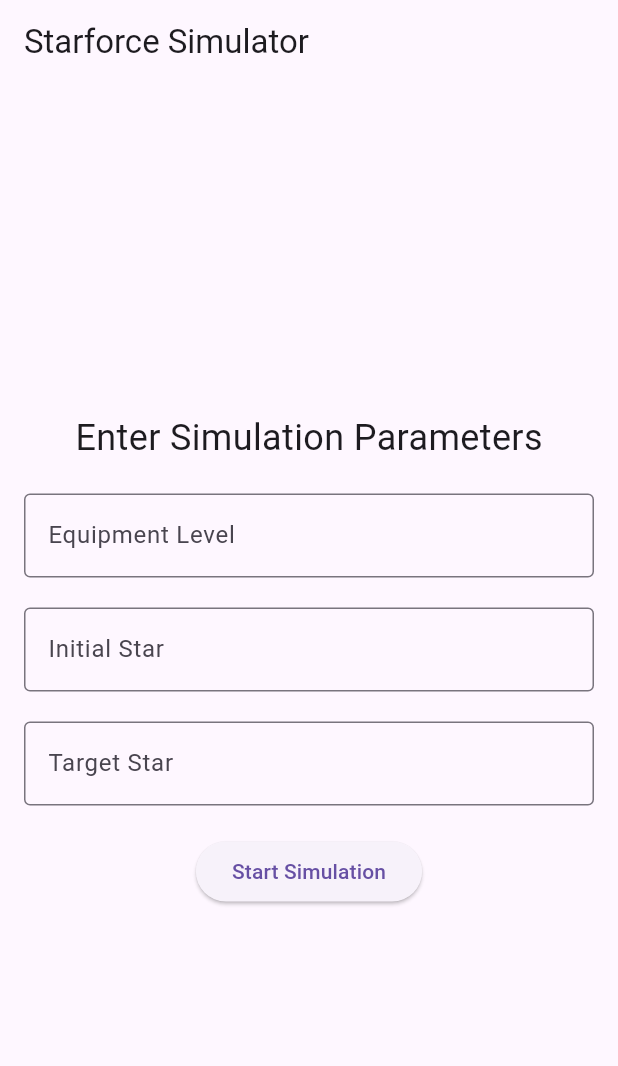
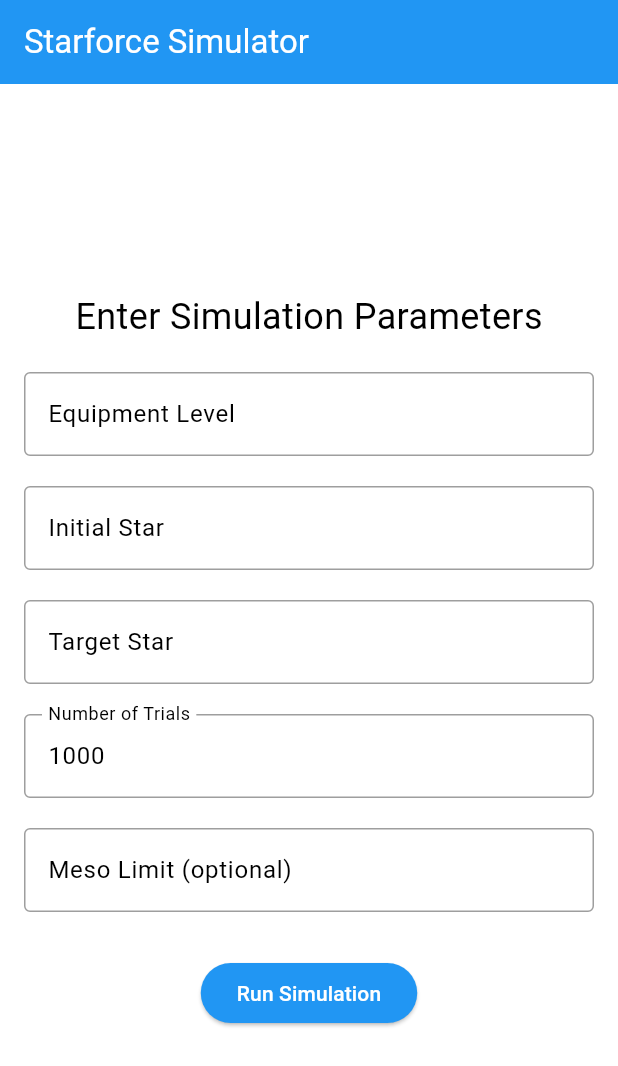
Before and after one commit to veltalldev/starforce_simulator, a Flutter app: the screen it shows after launch, on a phone screen of 412 x 824 dp. Shown: the top 1066 px of the screen. Run offline on Flutter 3.47's test engine with Material 3 defaults, Android fonts, the light colour scheme and no system bars; our stand-ins replace csv, flutter_riverpod.

Commit message:
add home_screen and report_screen // play around with ThemeData settings

```diff
--- a/lib/main.dart
+++ b/lib/main.dart
@@ -3,19 +3,45 @@ import 'package:flutter_riverpod/flutter_riverpod.dart';
 import 'package:starforce_sim_flutter/screens/home_screen.dart';
 
 void main() {
-  runApp(ProviderScope(child: StarforceSimApp()));
+  runApp(const ProviderScope(child: StarforceSimApp()));
 }
 
 class StarforceSimApp extends StatelessWidget {
+  const StarforceSimApp({super.key});
+
   @override
   Widget build(BuildContext context) {
     return MaterialApp(
       debugShowCheckedModeBanner: false,
       title: 'Starforce Sim',
       theme: ThemeData(
-        primarySwatch: Colors.blue,
+        // Define the default brightness and color scheme
+        brightness: Brightness.light,
+        primaryColor: Colors.blue, // AppBar and primary color
+        colorScheme: ColorScheme.fromSwatch().copyWith(
+          primary: Colors.blue,
+          secondary: Colors.orange, // Secondary color
+        ),
+        inputDecorationTheme: const InputDecorationTheme(
+          border: OutlineInputBorder(), // Default border for all input fields
+          enabledBorder: OutlineInputBorder(
+            borderSide: BorderSide(color: Colors.grey),
+          ),
+          focusedBorder: OutlineInputBorder(
+            borderSide: BorderSide(color: Colors.blue, width: 2.0),
+          ),
+        ),
+        elevatedButtonTheme: const ElevatedButtonThemeData(
+          style: ButtonStyle(
+            backgroundColor: WidgetStatePropertyAll(Colors.blue),
+            foregroundColor: WidgetStatePropertyAll(Colors.white),
+          ),
+        ),
+        appBarTheme: const AppBarTheme(
+          foregroundColor: Colors.white,
+        ),
       ),
-      home: HomeScreen(),
+      home: const HomeScreen(),
     );
   }
 }
--- a/lib/screens/home_screen.dart
+++ b/lib/screens/home_screen.dart
@@ -1,9 +1,15 @@
 import 'package:flutter/material.dart';
 import 'package:flutter_riverpod/flutter_riverpod.dart';
+import '../simulation/simulator.dart'; // Import the simulator logic
+import '../simulation/simulation_config.dart'; // Import the config
+import '../simulation/simulation_outcome.dart'; // Import the outcome class
+import 'report_screen.dart'; // Import the report page
 
 class HomeScreen extends StatefulWidget {
+  const HomeScreen({super.key});
+
   @override
-  _HomeScreenState createState() => _HomeScreenState();
+  State<HomeScreen> createState() => _HomeScreenState();
 }
 
 class _HomeScreenState extends State<HomeScreen> {
@@ -11,12 +17,66 @@ class _HomeScreenState extends State<HomeScreen> {
       TextEditingController();
   final TextEditingController _initialStarController = TextEditingController();
   final TextEditingController _targetStarController = TextEditingController();
+  final TextEditingController _trialCountController =
+      TextEditingController(text: '1000');
+  final TextEditingController _mesoLimitController = TextEditingController();
+
+  bool _isLoading = false;
+  SimulationOutcome? _simulationOutcome;
+
+  // Method to trigger the simulation
+  void _runSimulation() async {
+    final int equipmentLevel = int.parse(_equipmentLevelController.text);
+    final int initialStar = int.parse(_initialStarController.text);
+    final int targetStar = int.parse(_targetStarController.text);
+    final int trialCount = int.parse(_trialCountController.text);
+    final int? mesoLimit = _mesoLimitController.text.isNotEmpty
+        ? int.parse(_mesoLimitController.text)
+        : null;
+
+    final config = SimulationConfig(
+      equipmentLevel: equipmentLevel,
+      initialStar: initialStar,
+      targetStar: targetStar,
+      trialCount: trialCount,
+      // mesoLimit: mesoLimit,
+    );
+
+    setState(() {
+      _isLoading = true;
+    });
+
+    // Run simulation asynchronously
+    final simulator = await Simulator.create(config: config);
+    final SimulationOutcome outcome = simulator.runSimulation();
+
+    if (!mounted) return; // Ensure the widget is still in the tree
+
+    setState(() {
+      _isLoading = false;
+      _simulationOutcome = outcome;
+    });
+
+    // Navigate to the report screen after simulation completes
+    if (_simulationOutcome != null) {
+      Navigator.push(
+        context,
+        MaterialPageRoute(
+          builder: (context) => ReportScreen(outcome: _simulationOutcome!),
+        ),
+      );
+    }
+  }
 
   @override
   Widget build(BuildContext context) {
     return Scaffold(
       appBar: AppBar(
-        title: const Text('Starforce Simulator'),
+        title: const Text(
+          'Starforce Simulator',
+          // style: TextStyle(color: Colors.white),
+        ),
+        backgroundColor: Theme.of(context).primaryColor,
       ),
       body: Padding(
         padding: const EdgeInsets.all(16.0),
@@ -55,15 +115,43 @@ class _HomeScreenState extends State<HomeScreen> {
               keyboardType: TextInputType.number,
             ),
             const SizedBox(height: 20),
-            ElevatedButton(
-              onPressed: () {
-                // Trigger simulation and navigate to results screen here
-              },
-              child: const Text('Start Simulation'),
+            TextField(
+              controller: _trialCountController,
+              decoration: const InputDecoration(
+                labelText: 'Number of Trials',
+                border: OutlineInputBorder(),
+              ),
+              keyboardType: TextInputType.number,
             ),
+            const SizedBox(height: 20),
+            TextField(
+              controller: _mesoLimitController,
+              decoration: const InputDecoration(
+                labelText: 'Meso Limit (optional)',
+                border: OutlineInputBorder(),
+              ),
+              keyboardType: TextInputType.number,
+            ),
+            const SizedBox(height: 30),
+            _isLoading
+                ? const CircularProgressIndicator()
+                : ElevatedButton(
+                    onPressed: _runSimulation,
+                    child: const Text('Run Simulation'),
+                  ),
           ],
         ),
       ),
     );
   }
+
+  @override
+  void dispose() {
+    _equipmentLevelController.dispose();
+    _initialStarController.dispose();
+    _targetStarController.dispose();
+    _trialCountController.dispose();
+    _mesoLimitController.dispose();
+    super.dispose();
+  }
 }
--- a/pubspec.yaml
+++ b/pubspec.yaml
@@ -67,9 +67,8 @@ flutter:
   uses-material-design: true
 
   # To add assets to your application, add an assets section, like this:
-  # assets:
-  #   - images/a_dot_burr.jpeg
-  #   - images/a_dot_ham.jpeg
+  assets:
+    - data/starcatch_probability_table.csv
 
   # An image asset can refer to one or more resolution-specific "variants", see
   # https://flutter.dev/to/resolution-aware-images
```
Also changed, not shown: data/starcatch_probability_table.csv (+25 -25 lines), lib/screens/report_screen.dart (added, +72 -0 lines), lib/services/csv_data_provider.dart (+7 -7 lines), lib/screens/results_screen.dart (deleted).
